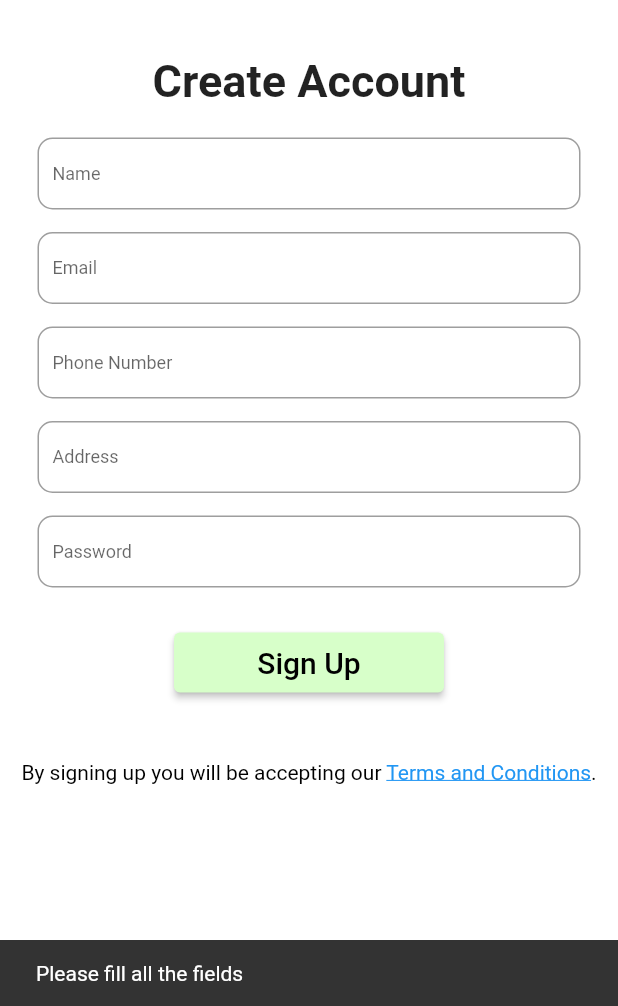
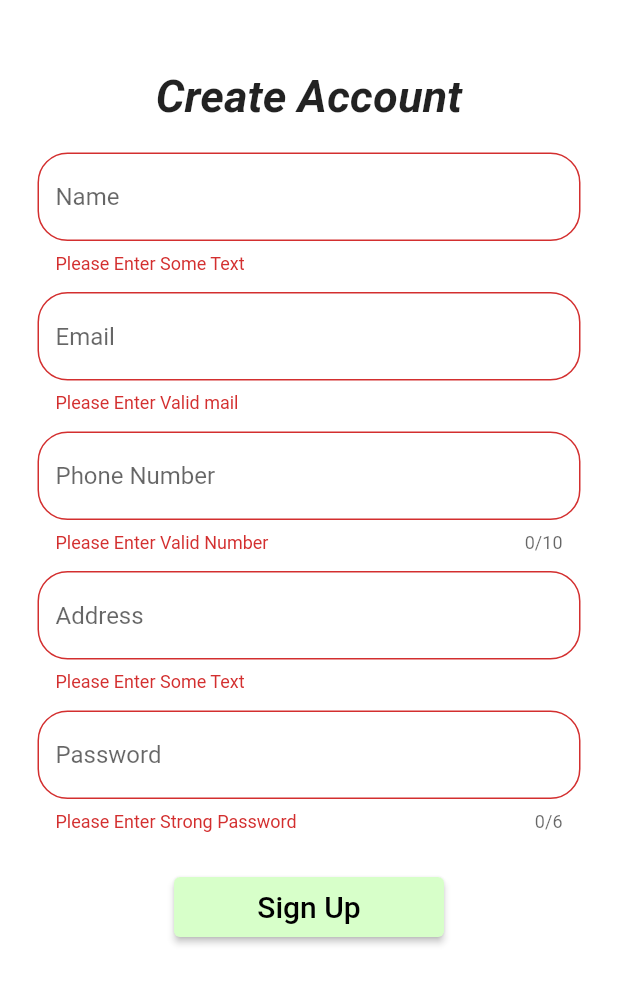
Before and after one commit to aakritip15/E_commerce, a Flutter app: the RegisterPage screen opened directly, after a tap on "Sign Up", on a phone screen of 412 x 824 dp, the part 230-1236 px from its top. Run offline on Flutter 3.47's test engine with Material 2 defaults, Android fonts, the phone set to English and light mode, and no system bars; our stand-ins replace cloud_firestore, feather_icons, firebase_auth, firebase_core, google_fonts; accounts and stored records are empty.

Commit message:
Added form validation

```diff
--- a/lib/Screens/registration_page.dart
+++ b/lib/Screens/registration_page.dart
@@ -19,7 +19,9 @@ import '/widgets/myTextField.dart';
 // TODO : Solve bottom Overflow bug. Occurance: while trying to give inputs in textFields
 
 class RegisterPage extends StatelessWidget {
-  const RegisterPage({Key? key}) : super(key: key);
+  RegisterPage({Key? key}) : super(key: key);
+
+  final formGlobalKey = GlobalKey<FormState>();
 //TODO: create TextEditingControllers for each fields
   @override
   Widget build(BuildContext context) {
@@ -31,6 +33,7 @@ class RegisterPage extends StatelessWidget {
 
     void SignUp(String email, String password) async {
       UserCredential? credentials;
+      if (formGlobalKey.currentState!.validate()) {
         UIHelper.showLoadingDialog(context, 'Creating Account...');
         try {
           credentials = await FirebaseAuth.instance
@@ -60,21 +63,6 @@ class RegisterPage extends StatelessWidget {
           throw (e.toString());
         }
       }
-
-    void CheckValues() {
-      if (nameController.text.isEmpty ||
-          emailController.text.isEmpty ||
-          numberController.text.isEmpty ||
-          addressController.text.isEmpty ||
-          passwordController.text.isEmpty) {
-        ScaffoldMessenger.of(context).showSnackBar(
-          const SnackBar(
-            content: Text('Please fill all the fields'),
-          ),
-        );
-      } else {
-        SignUp(emailController.text.trim(), passwordController.text.trim());
-      }
     }
 
     return Scaffold(
@@ -98,53 +86,113 @@ class RegisterPage extends StatelessWidget {
             mainAxisAlignment: MainAxisAlignment.spaceBetween,
             children: [
               MyHeader(),
-              const Text(
+              Form(
+                key: formGlobalKey,
+                child: Stack(
+                  children: [
+                    Container(
+                      color: Colors.white,
+                    ),
+                    Column(
+                      mainAxisAlignment: MainAxisAlignment.spaceEvenly,
+                      children: [
+                        const Padding(
+                          padding: EdgeInsets.only(top: 10.0),
+                          child: Text(
                             'Create Account',
                             style: TextStyle(
                               fontSize: 30.0,
                               fontWeight: FontWeight.bold,
-
+                              fontStyle: FontStyle.italic,
+                            ),
                           ),
                         ),
                         const SizedBox(
                           height: 20.0,
                         ),
-              Column(
-                mainAxisAlignment: MainAxisAlignment.spaceBetween,
-                children: [
                         Container(
                           padding: const EdgeInsets.symmetric(horizontal: 25.0),
                           child: Wrap(
-                      runSpacing: 15.0,
+                            runSpacing: 12.0,
                             children: [
                               //SEE: myTextField.dart
-                        myTextField(
-                          text: 'Name',
-                          label: 'Name',
-                          fieldController: nameController,
-                          obscure: false,
+                              TextFormField(
+                                validator: (value) {
+                                  if (value == null || value.isEmpty) {
+                                    return 'Please Enter Some Text';
+                                  }
+                                  return null;
+                                },
+                                controller: nameController,
+                                decoration: InputDecoration(
+                                  hintText: 'Name',
+                                  border: OutlineInputBorder(
+                                      borderRadius: BorderRadius.circular(20)),
                                 ),
-                        myTextField(
-                          text: 'Email',
-                          label: 'Email',
-                          fieldController: emailController,
-                          obscure: false,
                               ),
-                        myTextField(
-                            text: 'Phone Number',
-                            label: 'Phone Number',
-                            fieldController: numberController,
-                            obscure: false),
-                        myTextField(
-                            text: 'Address',
-                            label: 'Address',
-                            fieldController: addressController,
-                            obscure: false),
-                        myTextField(
-                            text: 'Password',
-                            obscure: true,
-                            label: 'Password',
-                            fieldController: passwordController),
+                              TextFormField(
+                                validator: (value) {
+                                  if (value!.isEmpty ||
+                                      !RegExp(r'^(([^<>()[\]\\.,;:\s@"]+(\.[^<>()[\]\\.,;:\s@"]+)*)|(".+"))@((\[[0-9]{1,3}\.[0-9]{1,3}\.[0-9]{1,3}\.[0-9]{1,3}\])|(([a-zA-Z\-0-9]+\.)+[a-zA-Z]{2,}))$')
+                                          .hasMatch(value!)) {
+                                    return 'Please Enter Valid mail';
+                                  }
+                                  return null;
+                                },
+                                controller: emailController,
+                                decoration: InputDecoration(
+                                  hintText: 'Email',
+                                  border: OutlineInputBorder(
+                                      borderRadius: BorderRadius.circular(20)),
+                                ),
+                              ),
+                              TextFormField(
+                                validator: (number) {
+                                  if (number!.isEmpty ||
+                                      !RegExp(r'^[0-9]+$').hasMatch(number!)) {
+                                    return 'Please Enter Valid Number';
+                                  }
+                                  return null;
+                                },
+                                controller: numberController,
+                                maxLength: 10,
+                                decoration: InputDecoration(
+                                  hintText: 'Phone Number',
+                                  border: OutlineInputBorder(
+                                      borderRadius: BorderRadius.circular(20)),
+                                ),
+                              ),
+                              TextFormField(
+                                validator: (value) {
+                                  if (value!.isEmpty) {
+                                    return 'Please Enter Some Text';
+                                  }
+                                  return null;
+                                },
+                                controller: addressController,
+                                decoration: InputDecoration(
+                                  hintText: 'Address',
+                                  border: OutlineInputBorder(
+                                      borderRadius: BorderRadius.circular(20)),
+                                ),
+                              ),
+                              TextFormField(
+                                validator: (password) {
+                                  if (password == null ||
+                                      password.length != 6) {
+                                    return 'Please Enter Strong Password';
+                                  }
+                                  return null;
+                                },
+                                controller: passwordController,
+                                obscureText: true,
+                                maxLength: 6,
+                                decoration: InputDecoration(
+                                  hintText: 'Password',
+                                  border: OutlineInputBorder(
+                                      borderRadius: BorderRadius.circular(20)),
+                                ),
+                              ),
                             ],
                           ),
                         ),
@@ -154,14 +202,17 @@ class RegisterPage extends StatelessWidget {
                         Padding(
                           padding: const EdgeInsets.only(bottom: 45.0),
                           child: ConstrainedBox(
-                      constraints:
-                          const BoxConstraints.tightFor(height: 40, width: 180),
+                            constraints: const BoxConstraints.tightFor(
+                                height: 40, width: 180),
                             child: ElevatedButton(
                               style: ElevatedButton.styleFrom(
                                 backgroundColor: kGreen,
                               ),
-                        onPressed: () async {
-                          CheckValues();
+                              onPressed: () {
+                                if (formGlobalKey.currentState!.validate()) {
+                                  SignUp(emailController.text.trim(),
+                                      passwordController.text.trim());
+                                }
                               },
                               child: const Text(
                                 'Sign Up',
@@ -173,8 +224,7 @@ class RegisterPage extends StatelessWidget {
                             ),
                           ),
                         ),
-                  Center(
-                    child: RichText(
+                        RichText(
                           text: TextSpan(
                             text: termsAndConditions,
                             style: const TextStyle(color: Colors.black),
@@ -196,9 +246,12 @@ class RegisterPage extends StatelessWidget {
                             ],
                           ),
                         ),
+                        const SizedBox(height: 5.0)
+                      ],
                     ),
                   ],
                 ),
+              )
             ]),
       ),
     );
--- a/lib/Screens/sell_item.dart
+++ b/lib/Screens/sell_item.dart
@@ -320,8 +320,8 @@ class _SellItemState extends State<SellItem> {
 
                         await FirebaseFirestore.instance
                             .collection('products')
-                            .doc(uid)
-                            .collection('Items')
+                            // .doc(uid)
+                            //.collection('Items')
                             .doc(pid)
                             .set(productModel.toMap())
                             .then((value) => 'Product added successfully');
--- a/lib/main.dart
+++ b/lib/main.dart
@@ -3,6 +3,7 @@ import 'package:app_1/Screens/MyOrders.dart';
 import 'package:app_1/Screens/account_setting.dart';
 import 'package:app_1/Screens/homepage.dart';
 import 'package:app_1/Screens/itemview.dart';
+import 'package:app_1/Screens/registration_page.dart';
 import 'package:firebase_auth/firebase_auth.dart';
 import 'package:flutter/material.dart';
 import '/Screens/landing_page.dart';
@@ -55,7 +56,8 @@ class MyAppafterLogin extends StatelessWidget {
       /* home: AccountSetting(
         user: userModel,
       ),*/
-      home: MyHomePage(),
+      //home: MyHomePage(),
+      home: RegisterPage(),
     );
   }
 }
```
Lines whose indentation alone changed are shown as unchanged.
